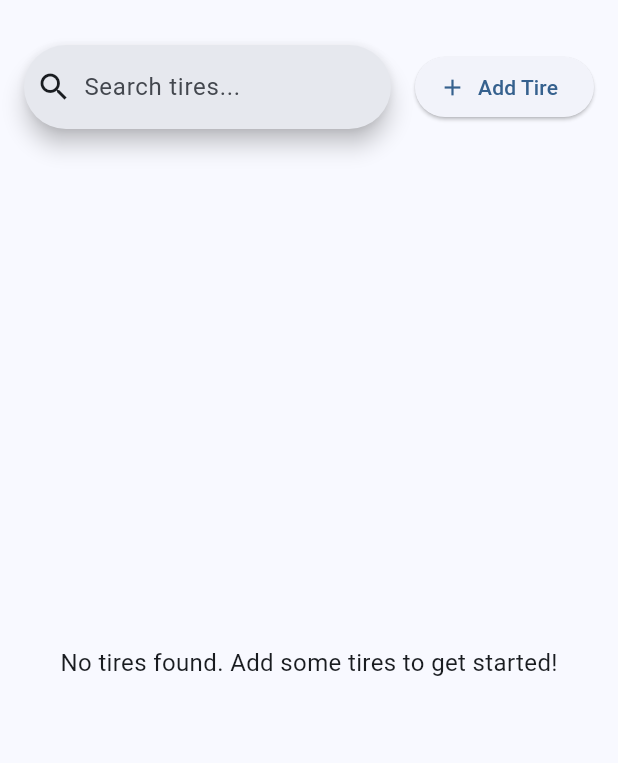
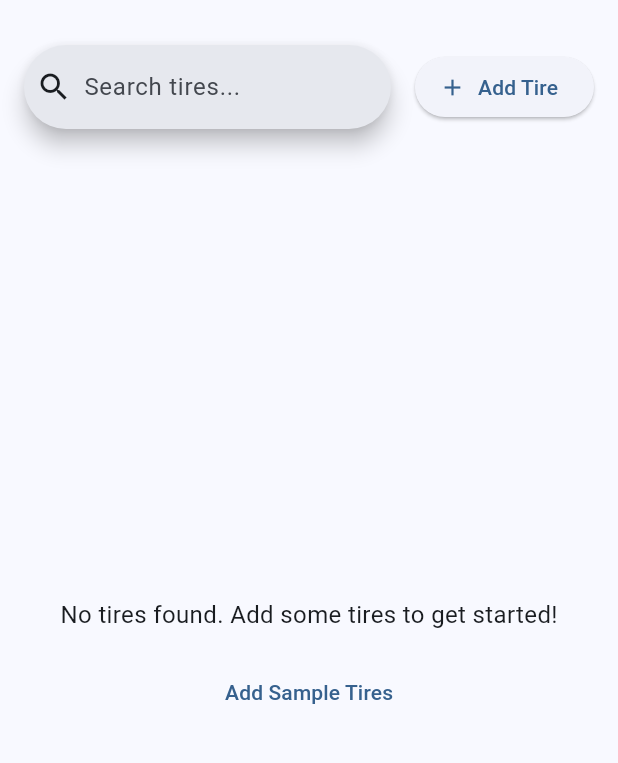
Before and after one commit to sluzzi21/TireSalesApp, a Flutter app: the screen it shows after launch, on a phone screen of 412 x 824 dp, the part 63-826 px from its top. Run offline on Flutter 3.47's test engine with Material 3 defaults, Android fonts, the phone set to English and light mode, and no system bars; our stand-ins replace cloud_firestore; missing offline and left inert: dart:html; accounts and stored records are empty.

Commit message:
Add sample tires functionality and improve UI
- Added route for adding sample tires
- Updated HomeScreen with 'Add Sample Tires' button
- Fixed tire size format in sample data
- Improved error handling and empty state UI
- Fixed routing configuration in main.dart

```diff
--- a/lib/main.dart
+++ b/lib/main.dart
@@ -3,6 +3,7 @@ import 'package:provider/provider.dart';
 import 'package:tire_sales_app/providers/inventory_provider.dart';
 import 'package:tire_sales_app/screens/home_screen.dart';
 import 'package:tire_sales_app/services/storage_service.dart';
+import 'package:tire_sales_app/scripts/add_sample_tires.dart';
 
 void main() {
   debugPrint('Starting app initialization...');
@@ -46,7 +47,41 @@ class MyApp extends StatelessWidget {
           colorScheme: ColorScheme.fromSeed(seedColor: Colors.blue),
           useMaterial3: true,
         ),
-        home: const HomeScreen(),
+        initialRoute: '/',
+        routes: {
+          '/': (context) => const HomeScreen(),
+          '/add-samples': (context) => Scaffold(
+            appBar: AppBar(
+              title: const Text('Add Sample Tires'),
+            ),
+            body: Center(
+              child: FutureBuilder(
+                future: addSampleTires(),
+                builder: (context, snapshot) {
+                  if (snapshot.connectionState == ConnectionState.waiting) {
+                    return const CircularProgressIndicator();
+                  }
+                  if (snapshot.hasError) {
+                    return Text('Error: ${snapshot.error}');
+                  }
+                  return Column(
+                    mainAxisAlignment: MainAxisAlignment.center,
+                    children: [
+                      const Text('Sample tires added successfully!'),
+                      const SizedBox(height: 16),
+                      ElevatedButton(
+                        onPressed: () {
+                          Navigator.pushReplacementNamed(context, '/');
+                        },
+                        child: const Text('Go to Home'),
+                      ),
+                    ],
+                  );
+                },
+              ),
+            ),
+          ),
+        },
       ),
     );
   }
--- a/lib/screens/home_screen.dart
+++ b/lib/screens/home_screen.dart
@@ -96,6 +96,13 @@ class _HomeScreenState extends State<HomeScreen> {
                           },
                           child: const Text('Retry'),
                         ),
+                        const SizedBox(height: 8),
+                        TextButton(
+                          onPressed: () {
+                            Navigator.pushNamed(context, '/add-samples');
+                          },
+                          child: const Text('Add Sample Tires'),
+                        ),
                       ],
                     ),
                   );
@@ -103,10 +110,22 @@ class _HomeScreenState extends State<HomeScreen> {
 
                 final tires = provider.tires;
                 if (tires.isEmpty) {
-                  return const Center(
-                    child: Text(
-                      'No tires found. Add some tires to get started!',
-                      style: TextStyle(fontSize: 16),
+                  return Center(
+                    child: Column(
+                      mainAxisAlignment: MainAxisAlignment.center,
+                      children: [
+                        const Text(
+                          'No tires found. Add some tires to get started!',
+                          style: TextStyle(fontSize: 16),
+                        ),
+                        const SizedBox(height: 16),
+                        TextButton(
+                          onPressed: () {
+                            Navigator.pushNamed(context, '/add-samples');
+                          },
+                          child: const Text('Add Sample Tires'),
+                        ),
+                      ],
                     ),
                   );
                 }
```
Also changed, not shown: lib/scripts/add_sample_tires.dart (+35 -11 lines).
